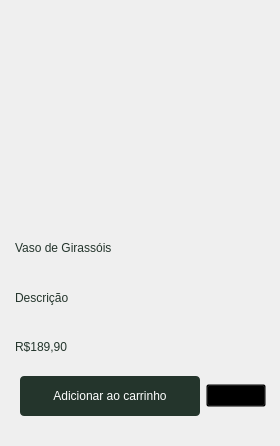
Qt form src/cardproduto.ui (laur4mp/floricultura-PDS) before a commit.
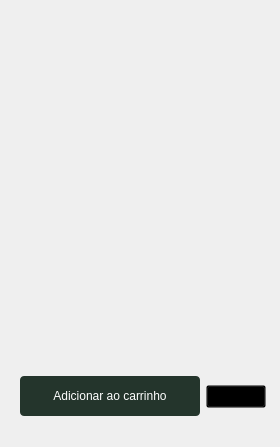
The same form after that commit. Icons and pictures are not drawn.

```diff
--- a/src/cardproduto.ui
+++ b/src/cardproduto.ui
@@ -7,7 +7,7 @@
     <x>0</x>
     <y>0</y>
     <width>280</width>
-    <height>420</height>
+    <height>447</height>
    </rect>
   </property>
   <property name="windowTitle">
@@ -113,9 +113,6 @@
         <property name="styleSheet">
          <string notr="true">color: #24352C</string>
         </property>
-        <property name="text">
-         <string>Vaso de Girassóis</string>
-        </property>
        </widget>
       </item>
       <item>
@@ -123,9 +120,6 @@
         <property name="styleSheet">
          <string notr="true">color: #24352C</string>
         </property>
-        <property name="text">
-         <string>Descrição</string>
-        </property>
         <property name="wordWrap">
          <bool>true</bool>
         </property>
@@ -142,9 +136,6 @@
         <property name="styleSheet">
          <string notr="true">color: #24352C</string>
         </property>
-        <property name="text">
-         <string>R$189,90</string>
-        </property>
        </widget>
       </item>
       <item alignment="Qt::AlignmentFlag::AlignHCenter">
@@ -211,6 +202,9 @@
            <property name="text">
             <string>♡</string>
            </property>
+           <property name="checkable">
+            <bool>true</bool>
+           </property>
           </widget>
          </item>
         </layout>
```
Left out of the diff: 7 changed lines with no effect on the pictures.
